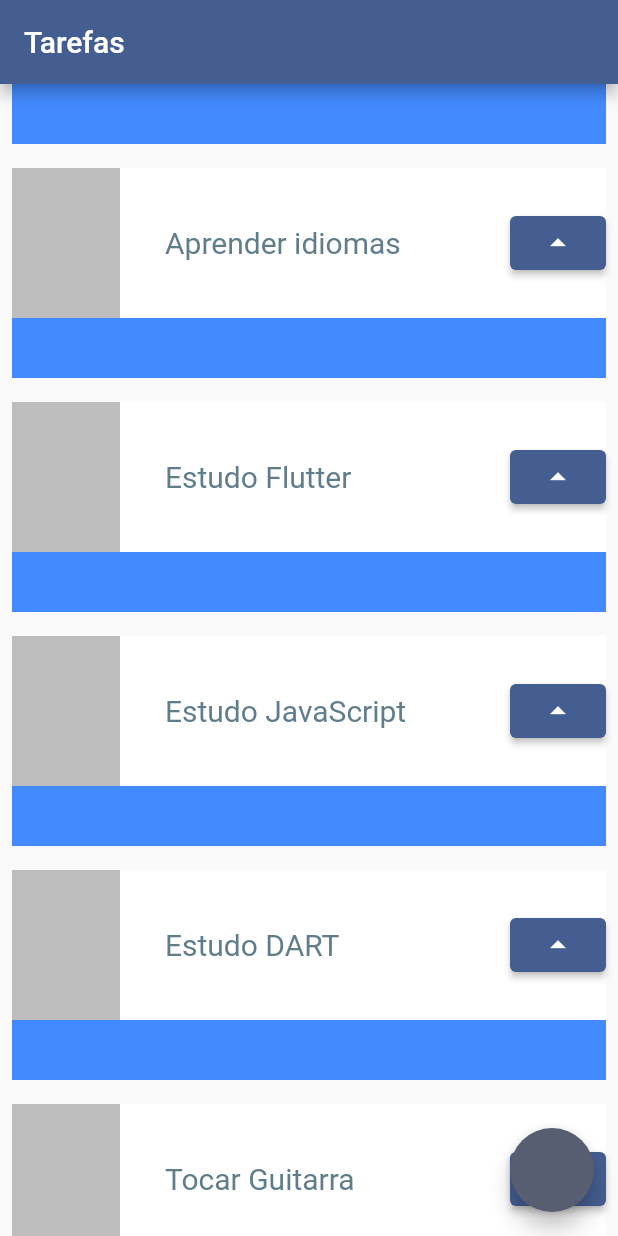
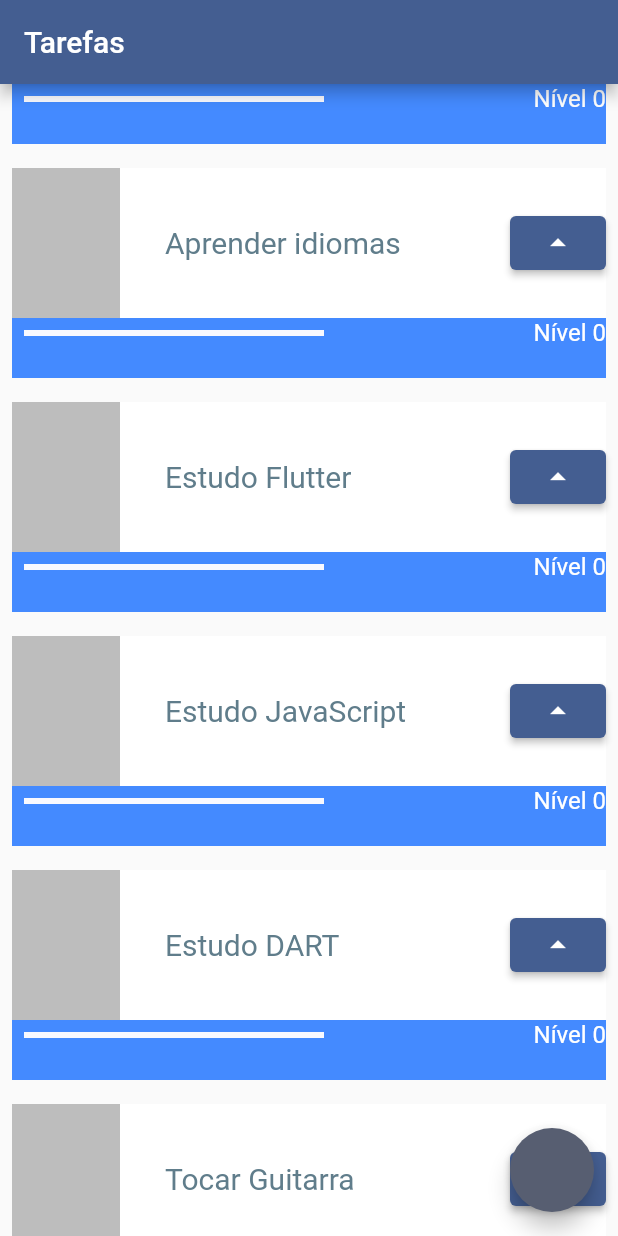
Before and after one commit to michelladambento/nosso_primeiro_projeto, a Flutter app: the screen it shows after launch, scrolled down 576 dp, on a phone screen of 412 x 824 dp. Run offline on Flutter 3.47's test engine with Material 3 defaults, Android fonts, the phone set to English and light mode, and no system bars.

```diff
--- a/lib/task_item.dart
+++ b/lib/task_item.dart
@@ -1,9 +1,18 @@
 import 'package:flutter/material.dart';
 
-class Task extends StatelessWidget {
+class Task extends StatefulWidget {
+
   final String nome;
 
   const Task(this.nome, {super.key});
+
+  @override
+  State<Task> createState() => _TaskState();
+}
+
+class _TaskState extends State<Task> {
+
+  int nivel = 0;
 
   @override
   Widget build(BuildContext context) {
@@ -16,6 +25,8 @@ class Task extends StatelessWidget {
             color: Colors.blueAccent,
             height: 140,
           ),
+          Column(
+            children: [
               Container(
                 color: Colors.white,
                 height: 100,
@@ -31,13 +42,11 @@ class Task extends StatelessWidget {
                     Container(
                       width: 200,
                       child: Text(
-                    nome,
+                        widget.nome,
                         style: TextStyle(
                             fontSize: 20,
-                        overflow:  TextOverflow.ellipsis,
-                      color: Colors.blueGrey
-
-                    ),
+                            overflow: TextOverflow.ellipsis,
+                            color: Colors.blueGrey),
                       ),
                     ),
                     // Container(
@@ -52,9 +61,35 @@ class Task extends StatelessWidget {
                     //           ])
                     //         ])
                     // ),
-                ElevatedButton(onPressed: () {}, child: Icon(Icons.arrow_drop_up))
+                    ElevatedButton(
+                        onPressed: () {
+                          setState(() {
+                            nivel++;
+                          });
+                        },
+                        child: Icon(Icons.arrow_drop_up))
                   ],
                 ),
+              ),
+
+              Row(
+                mainAxisAlignment: MainAxisAlignment.spaceBetween,
+                children: [
+                  Padding(
+                    padding: const EdgeInsets.all(8.0),
+                    child: Container(
+                      child: LinearProgressIndicator(
+                        color: Colors.yellow,
+                        value: nivel/10,
+                      ),
+                      width: 200,
+                    ),
+                  ),
+                  Text('Nível $nivel',style: TextStyle(color: Colors.white, fontSize: 16)),
+                ],
+              ),
+
+            ],
           ),
         ]),
       ),
```
Lines whose indentation alone changed are shown as unchanged.
